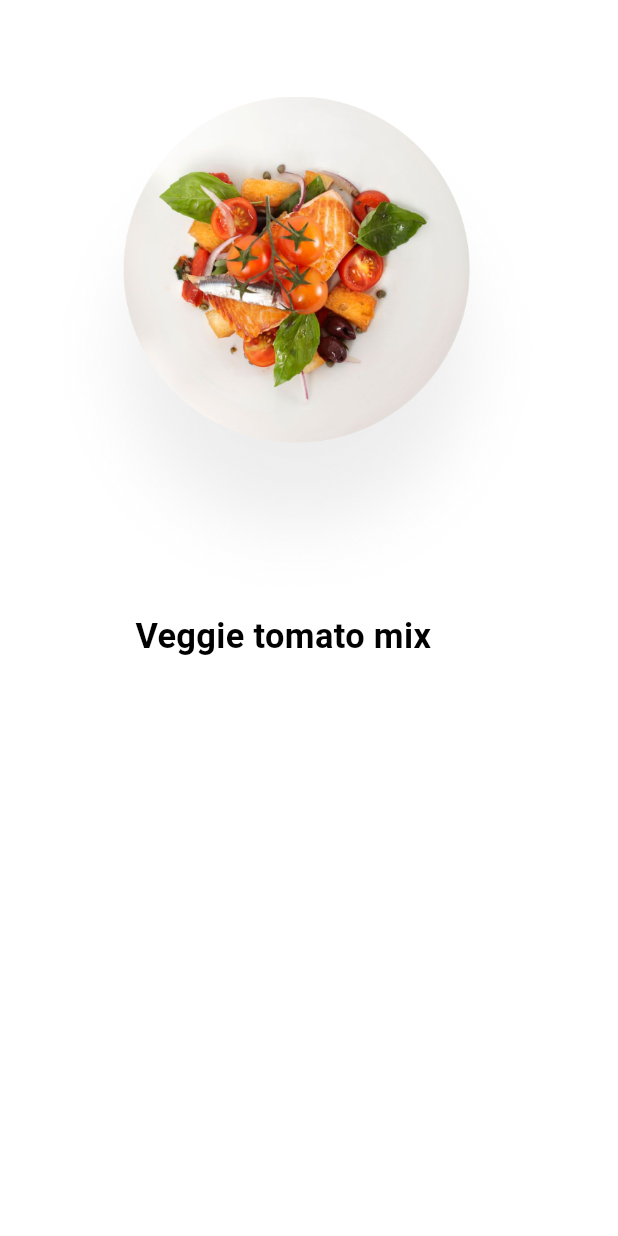
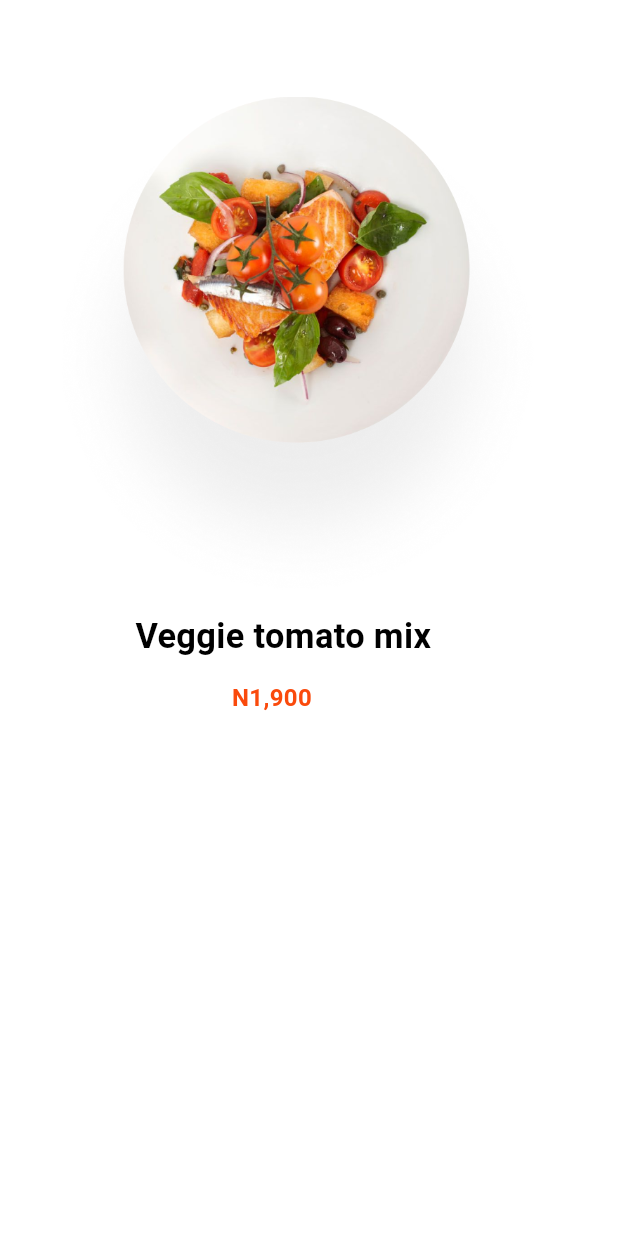
Before and after one commit to anuj-1637/food_delivery_app, a Flutter app: the Food_Items_Screen screen opened directly, on a phone screen of 412 x 824 dp. Run offline on Flutter 3.47's test engine with Material 3 defaults, Android fonts, the phone set to English and light mode, and no system bars; our stand-ins replace flutter_screenutil, flutter_svg, font_awesome_flutter, rive; project files that could hold a hidden picture were left out.

Commit message:
food app

```diff
--- a/lib/bottom_nav_screens/food_items_scrren.dart
+++ b/lib/bottom_nav_screens/food_items_scrren.dart
@@ -29,6 +29,17 @@ class _Food_Items_Screen extends State<Food_Items_Screen> {
               ),
             ),
           ),
+          Padding(
+            padding: EdgeInsets.only(left: 120.h, top: 10.h),
+            child: Text(
+              "N1,900",
+              style: TextStyle(
+                fontSize: 14.sp,
+                fontWeight: FontWeight.bold,
+                color: Color(0xffFA4A0C),
+              ),
+            ),
+          ),
         ],
       ),
     );
```
